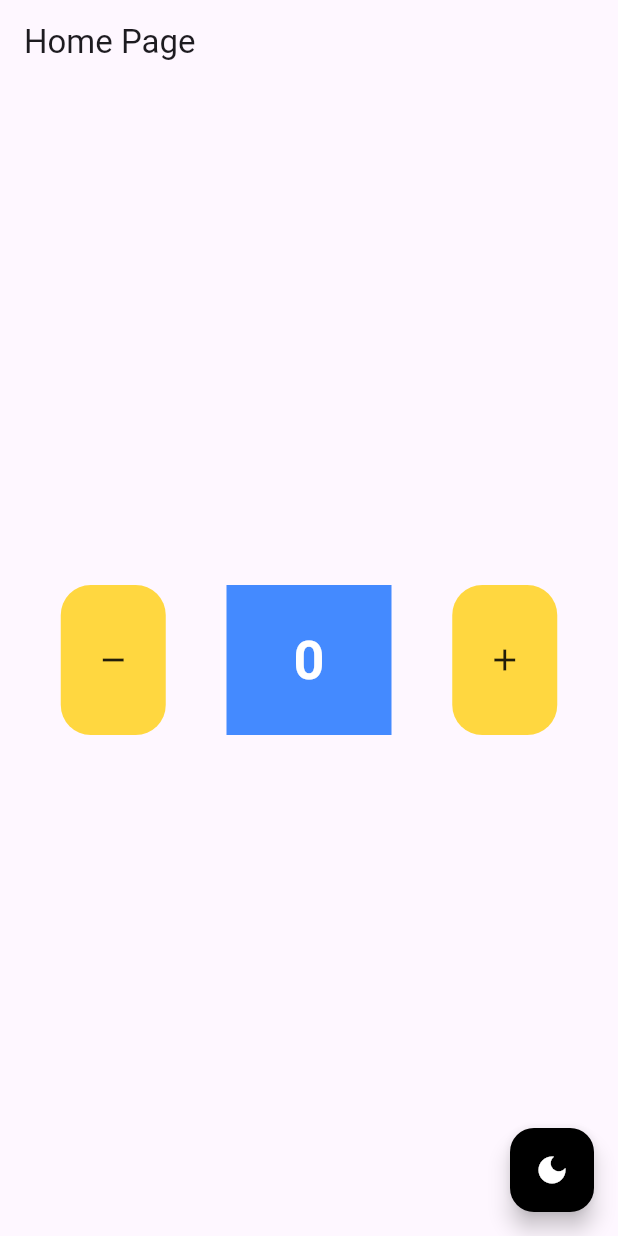
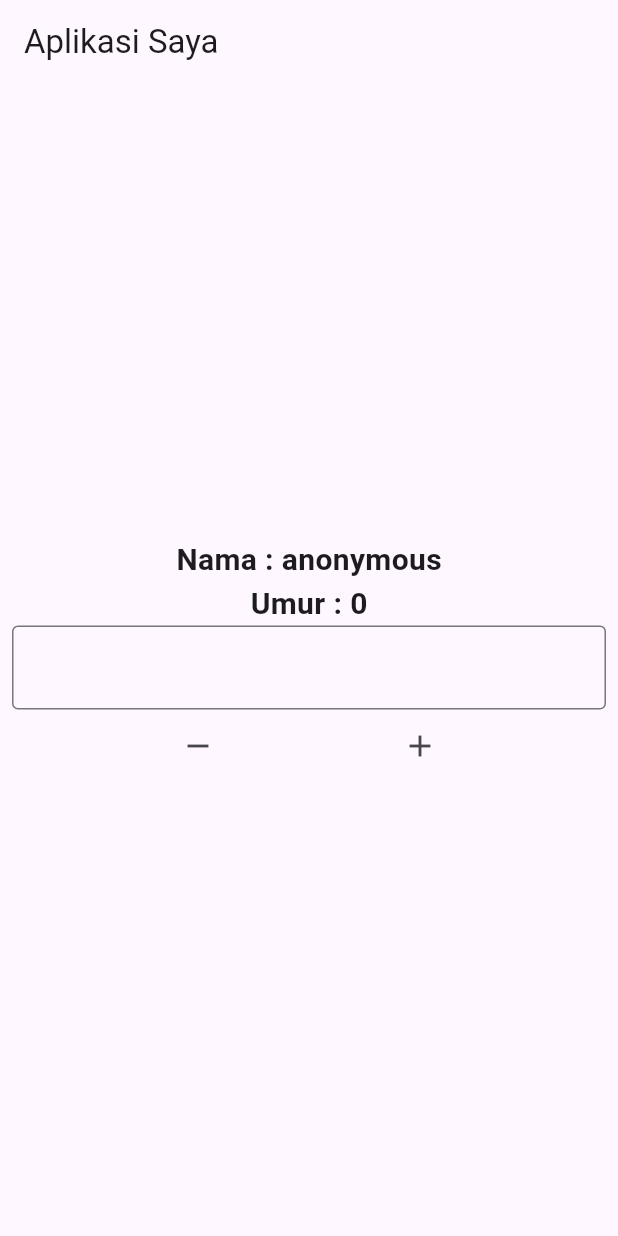
Before and after one commit to RizkyArdiansyahhh/flutter, a Flutter app: the screen it shows after launch, on a phone screen of 412 x 824 dp. Run offline on Flutter 3.47's test engine with Material 3 defaults, Android fonts, the phone set to English and light mode, and no system bars; our stand-ins replace flutter_bloc.

Commit message:
learn : Bloc Selector

```diff
--- a/lib/app.dart
+++ /dev/null
@@ -1,21 +0,0 @@
-import 'package:flutter/material.dart';
-import 'package:flutter_bloc/flutter_bloc.dart';
-import 'package:learn_flutter/bloc/themeBloc.dart';
-import 'package:learn_flutter/pages/home_page.dart';
-
-class App extends StatelessWidget {
-  const App({super.key});
-
-  @override
-  Widget build(BuildContext context) {
-    return BlocBuilder<Themebloc, bool>(
-      builder: (context, state) {
-        return MaterialApp(
-          theme: (state) ? ThemeData.light() : ThemeData.dark(),
-          debugShowCheckedModeBanner: false,
-          home: const HomePage(),
-        );
-      },
-    );
-  }
-}
--- a/lib/bloc/counterBloc.dart
+++ /dev/null
@@ -1,17 +0,0 @@
-import 'dart:developer';
-
-import 'package:flutter_bloc/flutter_bloc.dart';
-
-class Counterbloc extends Cubit<int> {
-  Counterbloc({this.initialData = 0}) : super(initialData);
-  final int initialData;
-
-  void add() => emit(state + 1);
-  void remove() => emit(state - 1);
-
-  @override
-  void onChange(Change<int> change) {
-    super.onChange(change);
-    log("$change");
-  }
-}
--- a/lib/bloc/themeBloc.dart
+++ /dev/null
@@ -1,15 +0,0 @@
-import 'dart:developer';
-import 'package:flutter_bloc/flutter_bloc.dart';
-
-class Themebloc extends Cubit<bool> {
-  // if true => light mode (default)
-  // if false => dark mode
-  Themebloc() : super(true);
-
-  void changeMode() => emit(!state);
-
-  @override
-  void onChange(Change<bool> change) {
-    log("$change");
-  }
-}
--- /dev/null
+++ b/lib/bloc/user_bloc.dart
@@ -0,0 +1,25 @@
+import 'dart:developer';
+
+import 'package:flutter_bloc/flutter_bloc.dart';
+
+class UserBloc extends Cubit<Map<String, dynamic>> {
+  UserBloc() : super({"nama": "anonymous", "umur": 0});
+
+  void changedName(String changeName) {
+    emit({
+      "nama": changeName,
+      "umur": state["umur"],
+    });
+  }
+
+  void changedUmur(int changeUmur) {
+    emit({"nama": state["nama"], "umur": changeUmur});
+  }
+
+  @override
+  void onChange(Change<Map<String, dynamic>> change) {
+    // TODO: implement onChange
+    super.onChange(change);
+    log("$change");
+  }
+}
--- a/lib/main.dart
+++ b/lib/main.dart
@@ -1,8 +1,7 @@
 import 'package:flutter/material.dart';
 import 'package:flutter_bloc/flutter_bloc.dart';
-import 'package:learn_flutter/app.dart';
-import 'package:learn_flutter/bloc/counterBloc.dart';
-import 'package:learn_flutter/bloc/themeBloc.dart';
+import 'package:learn_flutter/bloc/user_bloc.dart';
+import 'package:learn_flutter/pages/home_page.dart';
 
 void main() {
   runApp(const MyApp());
@@ -13,13 +12,12 @@ class MyApp extends StatelessWidget {
 
   @override
   Widget build(BuildContext context) {
-    return MultiBlocProvider(providers: [
-      BlocProvider(
-        create: (context) => Themebloc(),
+    return MaterialApp(
+      debugShowCheckedModeBanner: false,
+      home: BlocProvider(
+        create: (context) => UserBloc(),
+        child: const HomePage(),
       ),
-      BlocProvider(
-        create: (context) => Counterbloc(),
-      ),
-    ], child: App());
+    );
   }
 }
--- a/lib/pages/home_page.dart
+++ b/lib/pages/home_page.dart
@@ -1,85 +1,99 @@
+import 'dart:developer';
+
 import 'package:flutter/material.dart';
+import 'package:flutter/widgets.dart';
 import 'package:flutter_bloc/flutter_bloc.dart';
-import 'package:learn_flutter/bloc/counterBloc.dart';
-import 'package:learn_flutter/bloc/themeBloc.dart';
+import 'package:learn_flutter/bloc/user_bloc.dart';
 
 class HomePage extends StatelessWidget {
   const HomePage({super.key});
 
   @override
   Widget build(BuildContext context) {
+    final UserBloc userBloc = context.read<UserBloc>();
     return Scaffold(
       appBar: AppBar(
-        title: const Text("Home Page"),
+        title: const Text("Aplikasi Saya"),
       ),
-      floatingActionButton: BlocBuilder<Themebloc, bool>(
+      body: Padding(
+        padding: const EdgeInsets.all(8.0),
+        child: Column(
+          mainAxisAlignment: MainAxisAlignment.center,
+          children: [
+            BlocSelector<UserBloc, Map<String, dynamic>, String>(
+              selector: (state) => state["nama"],
               builder: (context, state) {
-          return FloatingActionButton(
-            backgroundColor: (state) ? Colors.black : Colors.white,
-            onPressed: () {
-              context.read<Themebloc>().changeMode();
-            },
-            child: Icon(
-              (state) ? Icons.dark_mode : Icons.light_mode,
-              color: (state) ? Colors.white : Colors.black,
+                log("REBUILD NAMA");
+                return Text(
+                  "Nama : $state",
+                  style: const TextStyle(
+                    fontSize: 20,
+                    fontWeight: FontWeight.bold,
                   ),
                 );
               },
             ),
-      body: Column(
-        mainAxisAlignment: MainAxisAlignment.center,
-        children: [
+            BlocSelector<UserBloc, Map<String, dynamic>, int>(
+              selector: (state) => state["umur"],
+              builder: (context, state) {
+                log("REBUILD UMUR");
+                return Text(
+                  "Umur : $state",
+                  style: const TextStyle(
+                    fontSize: 20,
+                    fontWeight: FontWeight.bold,
+                  ),
+                );
+              },
+            ),
+            // BlocBuilder<UserBloc, Map<String, dynamic>>(
+            //   builder: (context, state) {
+            //     log("REBUILD NAMA");
+            //     return Text(
+            //       "Nama : ${state['nama']}",
+            //       style: const TextStyle(
+            //         fontSize: 20,
+            //         fontWeight: FontWeight.bold,
+            //       ),
+            //     );
+            //   },
+            // ),
+            // BlocBuilder<UserBloc, Map<String, dynamic>>(
+            //   builder: (context, state) {
+            //     log("REBUILD UMUR");
+            //     return Text(
+            //       "Umur : ${state['umur']}",
+            //       style: const TextStyle(
+            //         fontSize: 20,
+            //         fontWeight: FontWeight.bold,
+            //       ),
+            //     );
+            //   },
+            // ),
+            TextField(
+              onChanged: (value) => userBloc.changedName(value),
+              decoration: InputDecoration(
+                border: OutlineInputBorder(),
+              ),
+            ),
             Row(
               mainAxisAlignment: MainAxisAlignment.spaceEvenly,
               children: [
-              SizedBox(
-                width: 70,
-                height: 100,
-                child: Material(
-                  color: Colors.amberAccent,
-                  borderRadius: BorderRadius.circular(20),
-                  child: InkWell(
-                      onTap: () {
-                        context.read<Counterbloc>().remove();
+                IconButton(
+                    onPressed: () {
+                      userBloc.changedUmur(userBloc.state["umur"] - 1);
                     },
-                      child: const Icon(Icons.remove)),
-                ),
-              ),
-              Container(
-                width: 110,
-                height: 100,
-                color: Colors.blueAccent,
-                child: Center(
-                  child: BlocBuilder<Counterbloc, int>(
-                    builder: (context, state) {
-                      return Text(
-                        "$state",
-                        style: const TextStyle(
-                            fontSize: 36,
-                            fontWeight: FontWeight.bold,
-                            color: Colors.white),
-                      );
+                    icon: const Icon(Icons.remove)),
+                IconButton(
+                    onPressed: () {
+                      userBloc.changedUmur(userBloc.state["umur"] + 1);
                     },
-                  ),
-                ),
-              ),
-              SizedBox(
-                width: 70,
-                height: 100,
-                child: Material(
-                  color: Colors.amberAccent,
-                  borderRadius: BorderRadius.circular(20),
-                  child: InkWell(
-                      onTap: () {
-                        context.read<Counterbloc>().add();
-                      },
-                      child: const Icon(Icons.add)),
-                ),
-              ),
+                    icon: const Icon(Icons.add)),
               ],
             )
           ],
         ),
+      ),
     );
   }
 }
```
Lines whose indentation alone changed are shown as unchanged.
